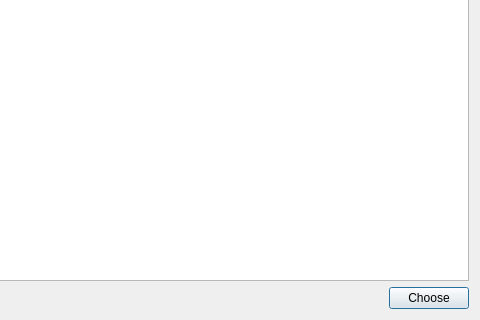
mygirl8893/Catalyst-Classic-3.0.4, file src/gui/ui/addressbookdialog.ui: the form before one commit; both pictures show x 267 to 747 and y 205 to 525 of the 747 by 525 pixel window.
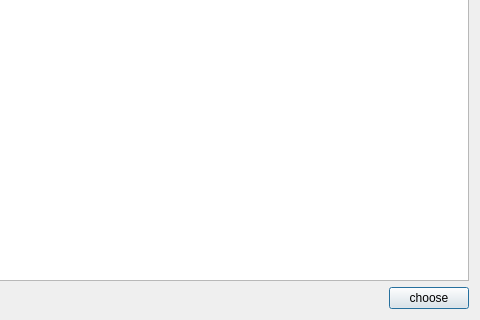
The form after the commit. Icons and pictures are not drawn.

Patch:
```diff
--- a/src/gui/ui/addressbookdialog.ui
+++ b/src/gui/ui/addressbookdialog.ui
@@ -35,7 +35,11 @@
      <item>
       <widget class="QPushButton" name="m_okButton">
        <property name="text">
-        <string>Choose</string>
+        <string>choose</string>
+       </property>
+       <property name="icon">
+        <iconset>
+         <normaloff>:/icons/add_recepient</normaloff>:/icons/add_recepient</iconset>
        </property>
       </widget>
      </item>
```
Left out of the diff: 6 changed lines with no effect on the pictures.
